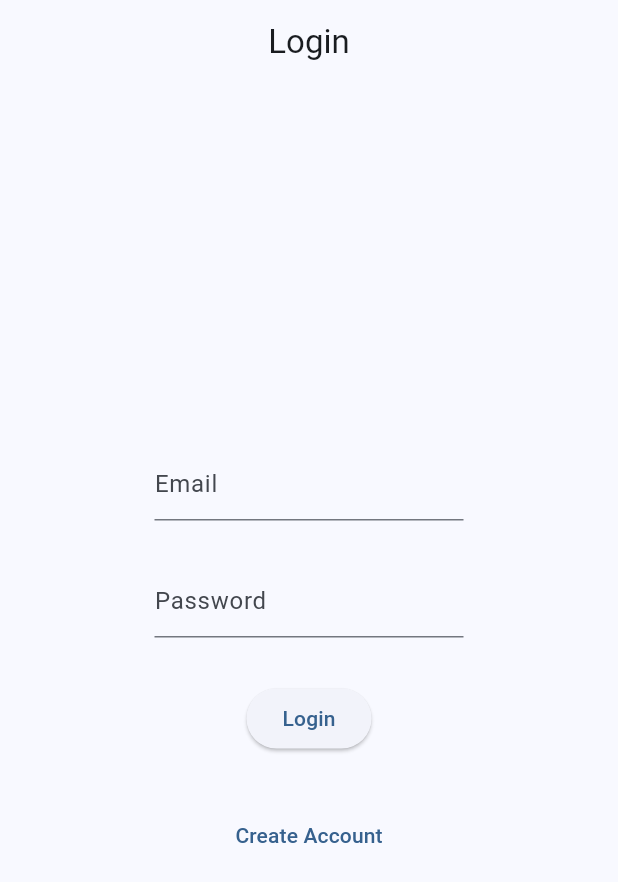
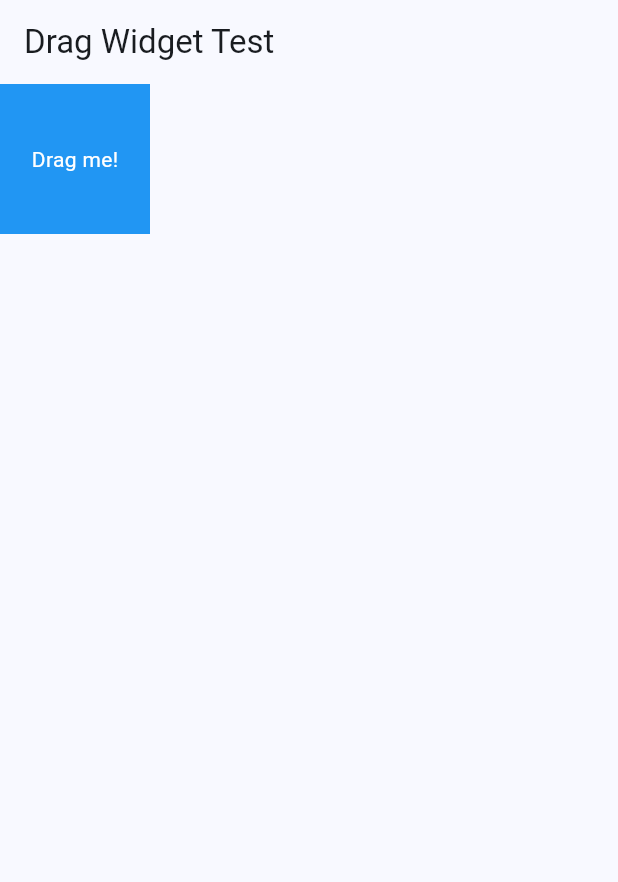
Before and after one commit to lolipodass/flutter-labs-6-sem, a Flutter app: the screen it shows after launch, on a phone screen of 412 x 824 dp. Shown: the top 882 px of the screen. Run offline on Flutter 3.47's test engine with Material 3 defaults, Android fonts, the phone set to English and light mode, and no system bars; our stand-ins replace cloud_firestore, firebase_auth, firebase_core, firebase_messaging, flutter_bloc, flutter_local_notifications and 3 more; accounts and stored records are empty.

Commit message:
add test to labs

```diff
--- a/lab10-11/lib/auth/home.dart
+++ b/lab10-11/lib/auth/home.dart
@@ -23,7 +23,7 @@ class _MyHomePageState extends State<MyHomePage> {
             height: 20,
           ),
           Text(
-            "Add Todo Here:",
+            "Test Game",
             style: TextStyle(
               fontSize: 20,
               fontWeight: FontWeight.bold,
@@ -66,7 +66,7 @@ class _MyHomePageState extends State<MyHomePage> {
             height: 20,
           ),
           Text(
-            "Your Todos",
+            "Name",
             style: TextStyle(
               fontSize: 20,
               fontWeight: FontWeight.bold,
@@ -86,15 +86,14 @@ class _MyHomePageState extends State<MyHomePage> {
   }
 }
 
-
 class TodoModel {
   String content;
   bool done;
 
   TodoModel(
-      this.content,
-      this.done,
-      );
+    this.content,
+    this.done,
+  );
 }
 
 class ListController {
@@ -136,7 +135,7 @@ class TodoCard extends StatefulWidget {
   final int index;
   final ListController listController;
 
-  const TodoCard({ required this.index, required this.listController});
+  const TodoCard({required this.index, required this.listController});
 
   @override
   _TodoCardState createState() => _TodoCardState();
@@ -178,7 +177,8 @@ class _TodoCardState extends State<TodoCard> {
                 key: Key("checkbox" + widget.index.toString()),
                 value: widget.listController.todoList[widget.index].done,
                 onChanged: (newValue) {
-                  widget.listController.checkboxSelected(newValue!, widget.index);
+                  widget.listController
+                      .checkboxSelected(newValue!, widget.index);
                   setState(() {});
                 },
               ),
--- a/lab10-11/lib/main.dart
+++ b/lab10-11/lib/main.dart
@@ -2,12 +2,13 @@ import 'package:cloud_firestore/cloud_firestore.dart';
 import 'package:flutter/material.dart';
 import 'package:firebase_core/firebase_core.dart';
 import 'package:flutter_application_1/firebase_options.dart';
+import 'package:flutter_application_1/pages/drag_page.dart';
 import 'package:flutter_application_1/pages/home_page.dart';
 import 'package:flutter_local_notifications/flutter_local_notifications.dart';
 import 'auth/signin_page.dart';
 import 'package:firebase_messaging/firebase_messaging.dart';
 
-Future <void> main() async{
+Future<void> main() async {
   WidgetsFlutterBinding.ensureInitialized();
   await Firebase.initializeApp(
     options: DefaultFirebaseOptions.currentPlatform,
@@ -17,8 +18,7 @@ Future <void> main() async{
   );
   await FirebaseApi().initNotification();
 
-  await FirebaseMessaging.instance
-      .setForegroundNotificationPresentationOptions(
+  await FirebaseMessaging.instance.setForegroundNotificationPresentationOptions(
     alert: true,
     badge: true,
     sound: true,
@@ -42,11 +42,11 @@ Future <void> main() async{
   );
 
   final FlutterLocalNotificationsPlugin flutterLocalNotificationsPlugin =
-  FlutterLocalNotificationsPlugin();
+      FlutterLocalNotificationsPlugin();
 
   await flutterLocalNotificationsPlugin
       .resolvePlatformSpecificImplementation<
-      AndroidFlutterLocalNotificationsPlugin>()
+          AndroidFlutterLocalNotificationsPlugin>()
       ?.createNotificationChannel(channel);
 
   FirebaseMessaging.onMessage.listen((RemoteMessage message) {
@@ -77,7 +77,6 @@ Future <void> main() async{
 class MyApp extends StatelessWidget {
   const MyApp({super.key});
 
-
   @override
   Widget build(BuildContext context) {
     return MaterialApp(
@@ -87,7 +86,7 @@ class MyApp extends StatelessWidget {
         colorScheme: ColorScheme.fromSeed(seedColor: Colors.blue),
         useMaterial3: true,
       ),
-      home: LoginScreen(),
+      home: DragWidgetPage(),
     );
   }
 }
--- /dev/null
+++ b/lab10-11/lib/pages/drag_page.dart
@@ -0,0 +1,71 @@
+import 'package:flutter/material.dart';
+
+void main() {
+  runApp(MyApp());
+}
+
+class MyApp extends StatelessWidget {
+  @override
+  Widget build(BuildContext context) {
+    return MaterialApp(
+      title: 'Drag Widget Test',
+      home: DragWidgetPage(),
+    );
+  }
+}
+
+class DragWidgetPage extends StatefulWidget {
+  @override
+  _DragWidgetPageState createState() => _DragWidgetPageState();
+}
+
+class _DragWidgetPageState extends State<DragWidgetPage> {
+  Offset _position = Offset(0.0, 0.0);
+
+  @override
+  Widget build(BuildContext context) {
+    return Scaffold(
+      appBar: AppBar(
+        title: Text('Drag Widget Test'),
+      ),
+      body: Stack(
+        children: [
+          Positioned(
+            left: _position.dx,
+            top: _position.dy,
+            child: Draggable(
+              child: Container(
+                key: Key('draggable'),
+                width: 100,
+                height: 100,
+                color: Colors.blue,
+                child: Center(
+                  child: Text(
+                    'Drag me!',
+                    style: TextStyle(color: Colors.white),
+                  ),
+                ),
+              ),
+              feedback: Container(
+                width: 100,
+                height: 100,
+                color: Colors.blue.withOpacity(0.5),
+                child: Center(
+                  child: Text(
+                    'Dragging...',
+                    style: TextStyle(color: Colors.white),
+                  ),
+                ),
+              ),
+              onDragEnd: (details) {
+                setState(() {
+                  _position = details.offset;
+                });
+              },
+            ),
+          ),
+        ],
+      ),
+    );
+  }
+}
--- a/lab10-11/lib/pages/home_page.dart
+++ b/lab10-11/lib/pages/home_page.dart
@@ -176,7 +176,7 @@ class _MyHomePageState extends State<MyHomePage> {
                   TextFormField(
                     key: ValueKey('addField'),
                     controller: nameController,
-                    decoration: const InputDecoration(labelText: 'Имя'),
+                    decoration: const InputDecoration(labelText: 'Name'),
                   ),
                   const SizedBox(
                     height: 20,
```
Also changed, not shown: 2 other files.
